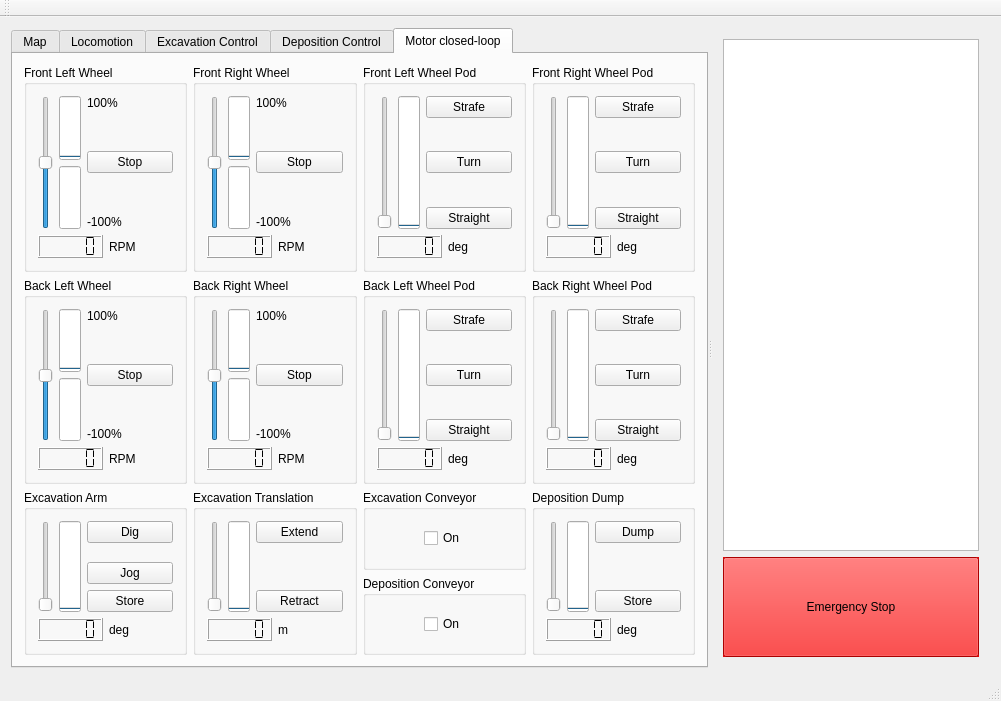
This is client/mainwindow.ui in CWRUbotix/NASA-RMC-2017 as Qt 5 draws it before an edit. The edited form follows.
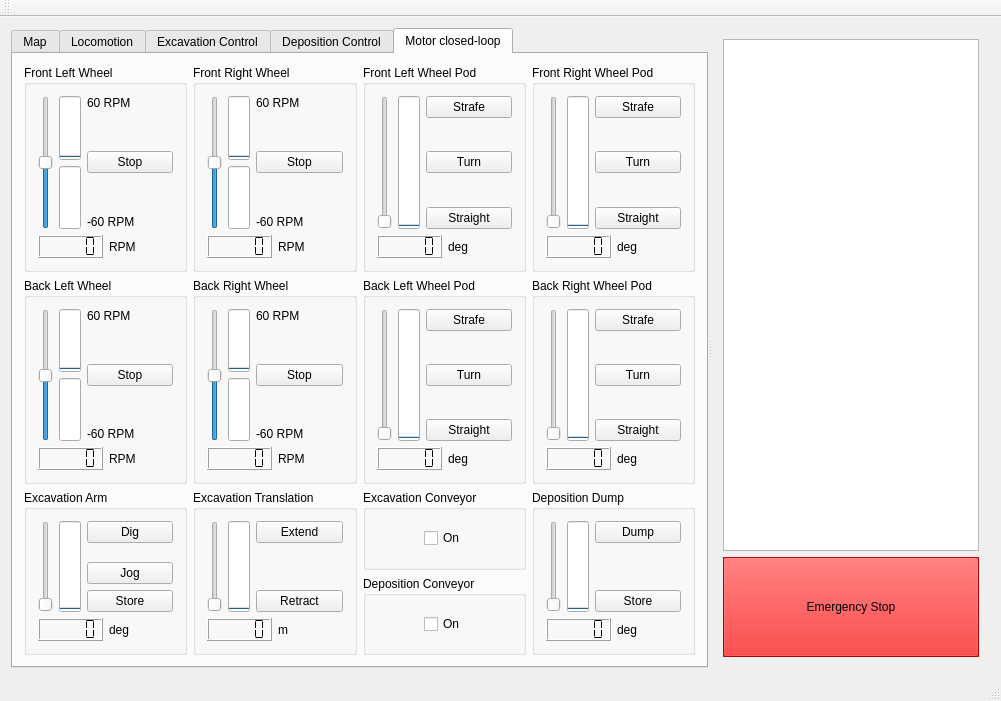
This is the edited form.

Patch:
```diff
--- a/client/mainwindow.ui
+++ b/client/mainwindow.ui
@@ -524,7 +524,7 @@
                 <item>
                  <widget class="QLabel" name="label_8">
                   <property name="text">
-                   <string>100%</string>
+                   <string>60 RPM</string>
                   </property>
                  </widget>
                 </item>
@@ -564,7 +564,7 @@
                 <item>
                  <widget class="QLabel" name="label_9">
                   <property name="text">
-                   <string>-100%</string>
+                   <string>-60 RPM</string>
                   </property>
                  </widget>
                 </item>
@@ -673,7 +673,7 @@
                 <item>
                  <widget class="QLabel" name="label_18">
                   <property name="text">
-                   <string>100%</string>
+                   <string>60 RPM</string>
                   </property>
                  </widget>
                 </item>
@@ -713,7 +713,7 @@
                 <item>
                  <widget class="QLabel" name="label_19">
                   <property name="text">
-                   <string>-100%</string>
+                   <string>-60 RPM</string>
                   </property>
                  </widget>
                 </item>
@@ -1086,7 +1086,7 @@
                 <item>
                  <widget class="QLabel" name="label_23">
                   <property name="text">
-                   <string>100%</string>
+                   <string>60 RPM</string>
                   </property>
                  </widget>
                 </item>
@@ -1126,7 +1126,7 @@
                 <item>
                  <widget class="QLabel" name="label_24">
                   <property name="text">
-                   <string>-100%</string>
+                   <string>-60 RPM</string>
                   </property>
                  </widget>
                 </item>
@@ -1235,7 +1235,7 @@
                 <item>
                  <widget class="QLabel" name="label_26">
                   <property name="text">
-                   <string>100%</string>
+                   <string>60 RPM</string>
                   </property>
                  </widget>
                 </item>
@@ -1275,7 +1275,7 @@
                 <item>
                  <widget class="QLabel" name="label_27">
                   <property name="text">
-                   <string>-100%</string>
+                   <string>-60 RPM</string>
                   </property>
                  </widget>
                 </item>
```
